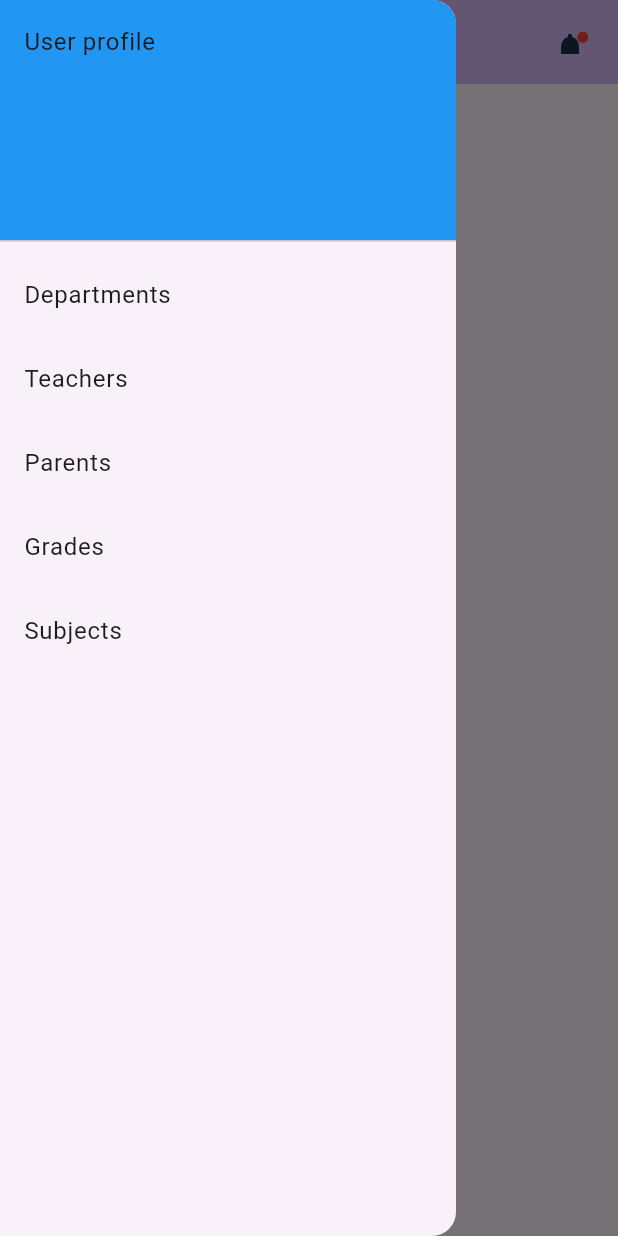
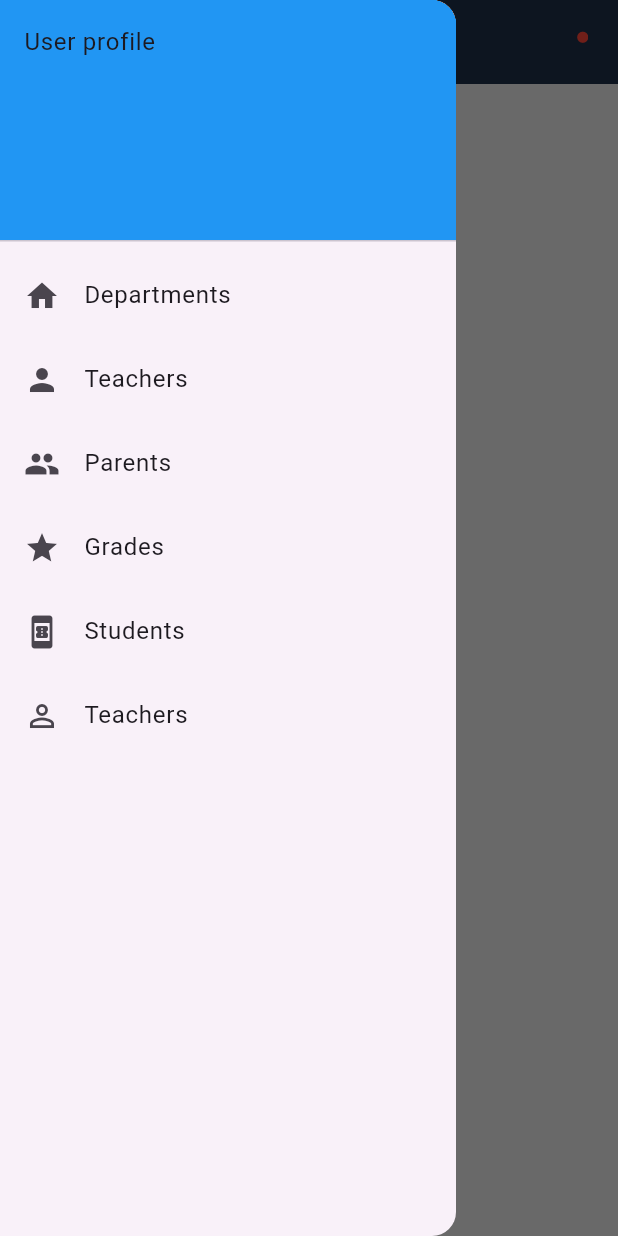
Before and after one commit to Eyobayie/PTE-flutter, a Flutter app: the screen it shows after launch, with the side drawer open, on a phone screen of 412 x 824 dp. Run offline on Flutter 3.47's test engine with Material 3 defaults, Android fonts, the phone set to English and light mode, and no system bars; our stand-ins replace accordion; missing offline and left inert: custom_pop_up_menu; network calls fail.

Commit message:
ui update

```diff
--- a/lib/constants/appbar_constants.dart
+++ b/lib/constants/appbar_constants.dart
@@ -3,6 +3,6 @@
 class AppBarConstants {
   static const Color backgroundColor = Color(0xFF1C2E46);
   static const Color iconColor = Color(0xFFffffff);
-  static const TextStyle textStyle = TextStyle(color: iconColor);
+  static const TextStyle textStyle = TextStyle(color: iconColor, fontSize: 16);
   static const IconThemeData iconTheme = IconThemeData(color: iconColor);
 }
--- /dev/null
+++ b/lib/constants/scaffold_constants.dart
@@ -0,0 +1,9 @@
+import 'package:flutter/material.dart';
+
+class ScaffoldConstants {
+  static const Color backgroundColor = Color(0xFFE5E5E5);
+
+  // static const Color iconColor = Color(0xFFffffff);
+  // static const TextStyle textStyle = TextStyle(color: iconColor);
+  // static const IconThemeData iconTheme = IconThemeData(color: iconColor);
+}
--- a/lib/main.dart
+++ b/lib/main.dart
@@ -1,4 +1,6 @@
 import 'package:flutter/material.dart';
+import 'package:parent_teacher_engagement_app/constants/appbar_constants.dart';
+import 'package:parent_teacher_engagement_app/constants/scaffold_constants.dart';
 import 'package:parent_teacher_engagement_app/providers/AnnouncemetProvider.dart';
 import 'package:parent_teacher_engagement_app/providers/DepartmentProvider.dart';
 import 'package:parent_teacher_engagement_app/providers/GradelevelProvider.dart';
@@ -43,7 +45,7 @@
         ChangeNotifierProvider(create: (_) => AnnouncementProvider()),
       ],
       child: MaterialApp(
-        title: 'Flutter Demo',
+        title: 'Parent Teacher Engagement',
         debugShowCheckedModeBanner: false,
         theme: ThemeData(
           colorScheme: ColorScheme.fromSeed(seedColor: Colors.purple.shade900),
@@ -52,7 +54,8 @@
         ),
         // home: const MyHomePage(title: 'Flutter Demo Home Page'),
         routes: {
-          '/': (context) => const MyHomePage(title: 'PTE'),
+          '/': (context) =>
+              const MyHomePage(title: 'Parent Teacher Engagement'),
           DepartmentPage.departmentRoute: (context) => const DepartmentPage(),
           NewDepartment.newDepartmentRoute: (context) => const NewDepartment(),
           GradelevelScreen.gradelevelScreenRoute: (context) =>
@@ -60,7 +63,7 @@
           NotificationList.notificationListRoute: (context) =>
               const NotificationList(),
           GradeDetailScreen.gradeDetailScreenRoute: (context) =>
-              const GradeDetailScreen(),
+              const SizedBox(),
           NewGradeLevel.newgradelevelRoute: (context) => const NewGradeLevel(),
           TeacherScree.teacherRoute: (context) => const TeacherScree(),
           TeacherRegistration.teacherRegistrationRoute: (context) =>
@@ -90,9 +93,13 @@
   @override
   Widget build(BuildContext context) {
     return Scaffold(
+      backgroundColor: ScaffoldConstants.backgroundColor,
       appBar: AppBar(
-        backgroundColor: Theme.of(context).colorScheme.inversePrimary,
-        title: Text(widget.title),
+        backgroundColor: AppBarConstants.backgroundColor,
+        title: Text(
+          widget.title,
+          style: AppBarConstants.textStyle,
+        ),
         actions: const <Widget>[
           NotificationAppBarActions(),
         ],
--- a/lib/models/subject.dart
+++ b/lib/models/subject.dart
@@ -1,5 +1,3 @@
-import 'gradelevel.dart';
-
 class Subject {
   final int id;
   final String name;
@@ -26,7 +24,7 @@
       'id': id,
       'name': name,
       'description': description ?? '',
-      'gradelevel': GradelevelId ?? '',
+      'gradelevel': GradelevelId,
     };
   }
 }
--- a/lib/screens/gradelevel/new_grade.dart
+++ b/lib/screens/gradelevel/new_grade.dart
@@ -3,6 +3,7 @@
 import 'package:provider/provider.dart';
 
 import '../../constants/appbar_constants.dart';
+import '../../constants/scaffold_constants.dart';
 
 class NewGradeLevel extends StatefulWidget {
   const NewGradeLevel({super.key});
@@ -43,6 +44,7 @@
   Widget build(BuildContext context) {
     // final department = ModalRoute.of(context)!.settings.arguments as Department;
     return Scaffold(
+      backgroundColor: ScaffoldConstants.backgroundColor,
       appBar: AppBar(
         title: const Text(
           'Add new gradelevels',
--- a/lib/screens/parent/parent_registration.dart
+++ b/lib/screens/parent/parent_registration.dart
@@ -2,6 +2,7 @@
 import 'package:parent_teacher_engagement_app/services/parent/parent.dart';
 
 import '../../constants/appbar_constants.dart';
+import '../../constants/scaffold_constants.dart';
 
 class ParentRegistration extends StatefulWidget {
   const ParentRegistration({super.key});
@@ -41,6 +42,7 @@
   @override
   Widget build(BuildContext context) {
     return Scaffold(
+      backgroundColor: ScaffoldConstants.backgroundColor,
       appBar: AppBar(
         title: const Text(
           'Parent registration',
--- a/lib/screens/teacher/teacher_registration.dart
+++ b/lib/screens/teacher/teacher_registration.dart
@@ -2,6 +2,7 @@
 import 'package:parent_teacher_engagement_app/services/teacher/teacher.dart';
 
 import '../../constants/appbar_constants.dart';
+import '../../constants/scaffold_constants.dart';
 
 class TeacherRegistration extends StatefulWidget {
   const TeacherRegistration({super.key});
@@ -41,6 +42,7 @@
   @override
   Widget build(BuildContext context) {
     return Scaffold(
+      backgroundColor: ScaffoldConstants.backgroundColor,
       appBar: AppBar(
         title: const Text(
           'Teacher registration',
--- a/lib/widgets/mainDrawer.dart
+++ b/lib/widgets/mainDrawer.dart
@@ -7,6 +7,15 @@
 
 class MainDrawer extends StatelessWidget {
   const MainDrawer({super.key});
+  Widget sideBar(BuildContext context, String title, Icon icon, String route) {
+    return ListTile(
+      title: Text(title),
+      leading: icon,
+      onTap: () {
+        Navigator.of(context).pushNamed(route);
+      },
+    );
+  }
 
   @override
   Widget build(BuildContext context) {
@@ -19,37 +28,21 @@
             ),
             child: Text('User profile'),
           ),
-          ListTile(
-            title: const Text('Departments'),
-            onTap: () {
-              Navigator.of(context).pushNamed(DepartmentPage.departmentRoute);
-            },
-          ),
-          ListTile(
-            title: const Text('Teachers'),
-            onTap: () {
-              Navigator.of(context).pushNamed(TeacherScree.teacherRoute);
-            },
-          ),
-          ListTile(
-            title: const Text('Parents'),
-            onTap: () {
-              Navigator.of(context).pushNamed(ParentScreen.parentRoute);
-            },
-          ),
-          ListTile(
-            title: const Text('Grades'),
-            onTap: () {
-              Navigator.of(context)
-                  .pushNamed(GradelevelScreen.gradelevelScreenRoute);
-            },
-          ),
-          ListTile(
-            title: const Text('Subjects'),
-            onTap: () {
-              Navigator.of(context).pushNamed(SubjectScreen.subjectRoute);
-            },
-          ),
+          sideBar(context, 'Departments', const Icon(Icons.home),
+              DepartmentPage.departmentRoute),
+          sideBar(context, 'Teachers', const Icon(Icons.person),
+              TeacherScree.teacherRoute),
+          sideBar(context, 'Parents', const Icon(Icons.people),
+              ParentScreen.parentRoute),
+          sideBar(context, 'Grades', const Icon(Icons.star),
+              GradelevelScreen.gradelevelScreenRoute),
+          sideBar(context, 'Students', const Icon(Icons.book_online),
+              SubjectScreen.subjectRoute),
+          sideBar(
+              context,
+              'Teachers',
+              const Icon(Icons.person_outline_outlined),
+              TeacherScree.teacherRoute)
         ],
       ),
     );
```
Also changed, not shown: lib/constants/card_constants.dart (added, +11 -0 lines), lib/screens/department/departments_page.dart (+7 -1 lines), lib/screens/department/new_department.dart (+18 -7 lines), lib/screens/gradelevel/gradeDetail.dart (+21 -18 lines), lib/screens/gradelevel/gradelevel_screen.dart (+35 -10 lines), lib/screens/parent/parent_screen.dart (+7 -0 lines), lib/screens/section/create_section.dart (+10 -2 lines), lib/screens/subject/subject_registration.dart (+8 -4 lines), lib/screens/subject/subject_screen.dart (+7 -1 lines), lib/screens/teacher/teacher_screen.dart (+7 -0 lines).
